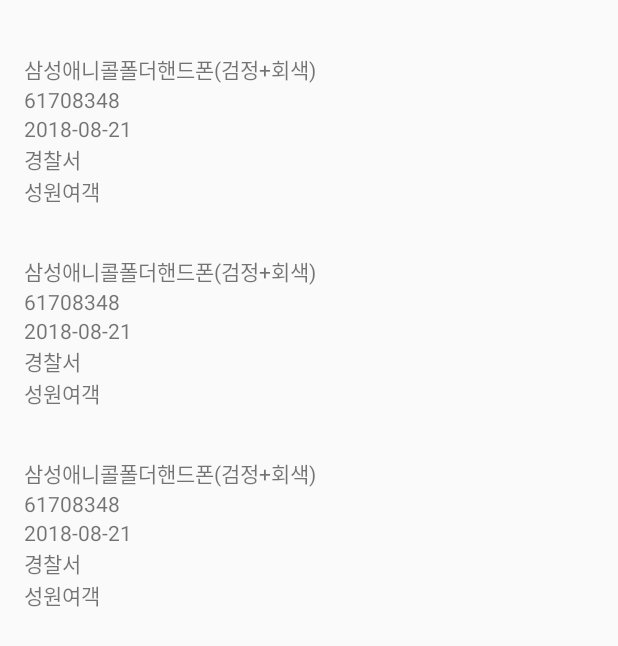
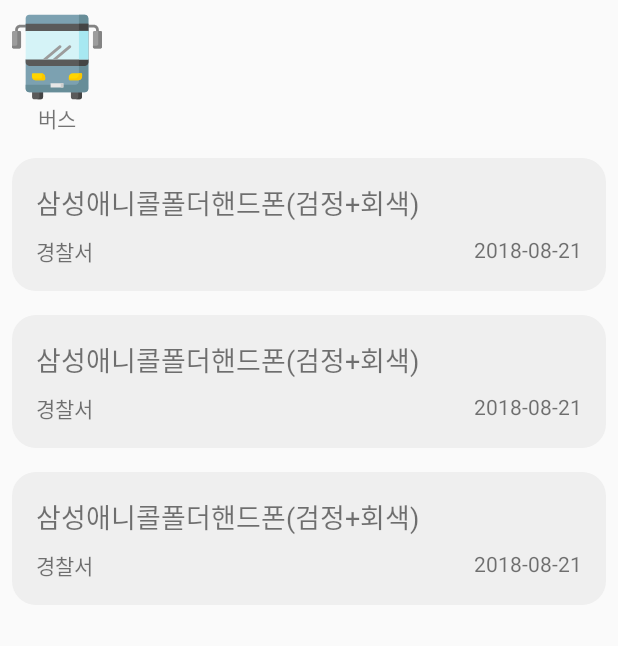
Before and after one commit to CoBita/Lost, an Android app: the layout list_act.xml on its own in the app's theme, with its tools: preview values and no code run, on a phone screen of 412 x 824 dp. Shown: the top 646 px of the screen. Run offline under Robolectric (Android 15) with nearby library versions, the phone set to English and light mode, and no system bars.

Commit message:
분실물 목록 ui 수정중

```diff
--- a/app/src/main/java/com/bita/lost/ui/list/ListActivity.kt
+++ b/app/src/main/java/com/bita/lost/ui/list/ListActivity.kt
@@ -41,7 +41,8 @@ class ListActivity : LActivity() {
     override fun onParseExtra() {
         super.onParseExtra()
         // todo 메인에서 넘어온 값으로 변경 필요
-        vm.init("핸드폰", AcquirePlaceCode.버스.code, "")
+
+        vm.init("핸드폰", AcquirePlaceCode.지하철1호선에서4호선, "")
     }
 
     override fun onLoad() {
--- /dev/null
+++ b/app/src/main/res/drawable/rounded_rect.xml
@@ -0,0 +1,6 @@
+<?xml version="1.0" encoding="utf-8"?>
+<shape xmlns:android="http://schemas.android.com/apk/res/android"
+    android:shape="rectangle">
+    <corners android:radius="16dp" />
+    <solid android:color="#efefef" />
+</shape>
--- a/app/src/main/res/layout/list_act.xml
+++ b/app/src/main/res/layout/list_act.xml
@@ -12,6 +12,7 @@
             type="com.bita.lost.ui.list.ListViewModel" />
     </data>
 
+    <!--    android:background="#efefef"-->
     <androidx.constraintlayout.widget.ConstraintLayout
         android:layout_width="match_parent"
         android:layout_height="match_parent">
@@ -20,8 +21,13 @@
             android:id="@+id/transport"
             android:layout_width="0dp"
             android:layout_height="wrap_content"
+            android:gravity="center"
+            android:padding="8dp"
             app:layout_constraintStart_toStartOf="parent"
-            app:layout_constraintTop_toTopOf="parent" />
+            app:layout_constraintTop_toTopOf="parent"
+            list:setTransport="@{vm.wbCode}"
+            tools:drawableTop="@drawable/ic_bus"
+            tools:text="버스" />
 
         <androidx.recyclerview.widget.RecyclerView
             android:id="@+id/list"
--- a/app/src/main/res/layout/list_item.xml
+++ b/app/src/main/res/layout/list_item.xml
@@ -10,55 +10,47 @@
             type="com.bita.lost.repo.data.LostItem" />
     </data>
 
-    <!--android:foreground="?android:attr/selectableItemBackground"-->
+    <!-- material design -->
+    <!-- android:foreground="?android:attr/selectableItemBackground" -->
+    <!-- android:background="@drawable/test_soft_ui"-->
     <androidx.constraintlayout.widget.ConstraintLayout
         android:layout_width="match_parent"
-        android:padding="16dp"
-        android:layout_height="wrap_content">
+        android:layout_height="wrap_content"
+        android:layout_margin="8dp"
+        android:background="@drawable/rounded_rect"
+        android:padding="16dp">
 
         <androidx.appcompat.widget.AppCompatTextView
             android:id="@+id/name"
             android:layout_width="match_parent"
             android:layout_height="wrap_content"
             android:text="@{data.name}"
+            android:textSize="18sp"
             app:layout_constraintStart_toStartOf="parent"
             app:layout_constraintTop_toTopOf="parent"
             tools:text="삼성애니콜폴더핸드폰(검정+회색)" />
 
         <androidx.appcompat.widget.AppCompatTextView
-            android:id="@+id/id"
-            android:layout_width="match_parent"
+            android:id="@+id/date"
+            android:layout_width="wrap_content"
             android:layout_height="wrap_content"
-            android:text="@{data.id}"
-            app:layout_constraintStart_toStartOf="parent"
+            android:layout_marginTop="8dp"
+            android:text="@{data.date}"
+            android:textSize="14sp"
+            app:layout_constraintEnd_toEndOf="parent"
+            app:layout_constraintStart_toEndOf="@id/place"
             app:layout_constraintTop_toBottomOf="@id/name"
-            tools:text="61708348" />
-
-        <androidx.appcompat.widget.AppCompatTextView
-            android:id="@+id/date"
-            android:layout_width="match_parent"
-            android:layout_height="wrap_content"
-            android:text="@{data.date}"
-            app:layout_constraintStart_toStartOf="parent"
-            app:layout_constraintTop_toBottomOf="@id/id"
             tools:text="2018-08-21" />
 
         <androidx.appcompat.widget.AppCompatTextView
             android:id="@+id/place"
-            android:layout_width="match_parent"
+            android:layout_width="0dp"
             android:layout_height="wrap_content"
-            android:text="@{data.place}"
+            android:layout_marginEnd="16dp"
+            android:text="@{data.company +' '+data.place}"
+            app:layout_constraintEnd_toStartOf="@id/date"
             app:layout_constraintStart_toStartOf="parent"
-            app:layout_constraintTop_toBottomOf="@id/date"
+            app:layout_constraintTop_toTopOf="@id/date"
             tools:text="경찰서" />
-
-        <androidx.appcompat.widget.AppCompatTextView
-            android:id="@+id/company"
-            android:layout_width="match_parent"
-            android:layout_height="wrap_content"
-            android:text="@{data.company}"
-            app:layout_constraintStart_toStartOf="parent"
-            app:layout_constraintTop_toBottomOf="@id/place"
-            tools:text="성원여객" />
     </androidx.constraintlayout.widget.ConstraintLayout>
 </layout>
--- /dev/null
+++ b/app/src/main/res/values/dimen.xml
@@ -0,0 +1,4 @@
+<?xml version="1.0" encoding="utf-8"?>
+<resources>
+    <dimen name="test">8dp</dimen>
+</resources>
```
Also changed, not shown: app/src/main/java/com/bita/lost/ui/list/ListAdapter.kt (+8 -15 lines), app/src/main/java/com/bita/lost/ui/list/ListBindingAdapter.kt (+12 -1 lines), app/src/main/java/com/bita/lost/ui/list/ListViewModel.kt (+10 -10 lines).
